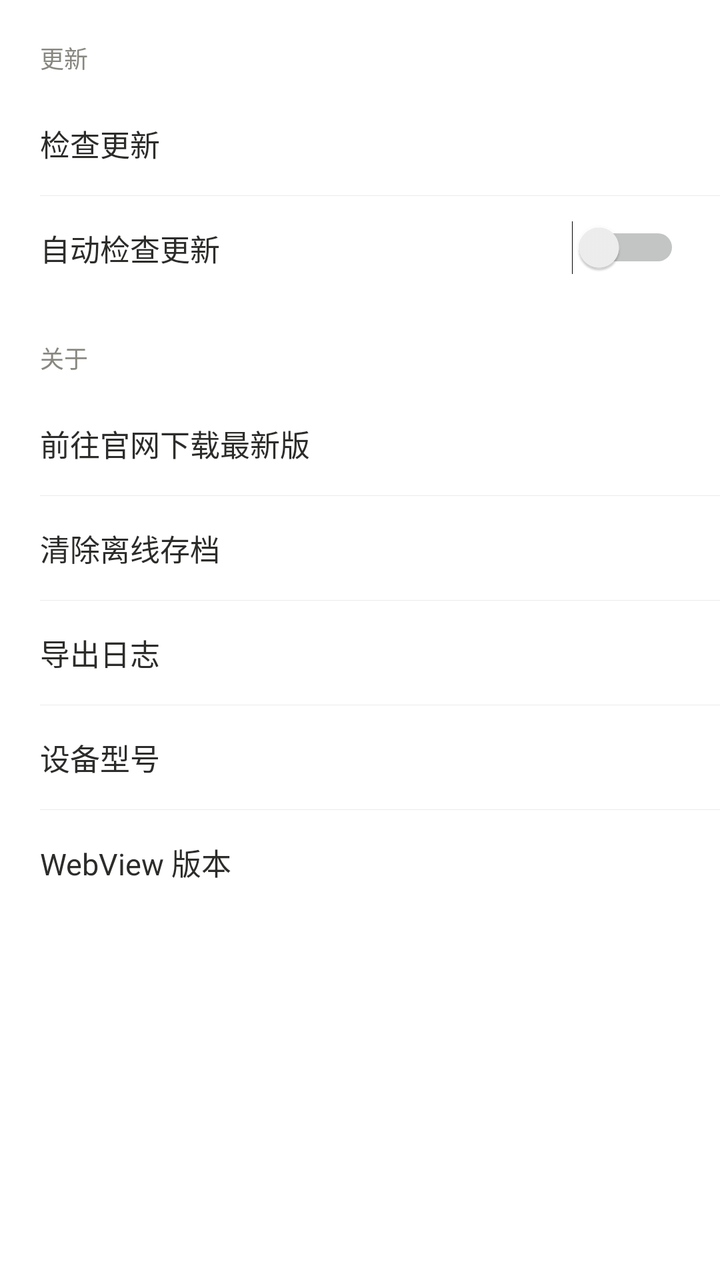
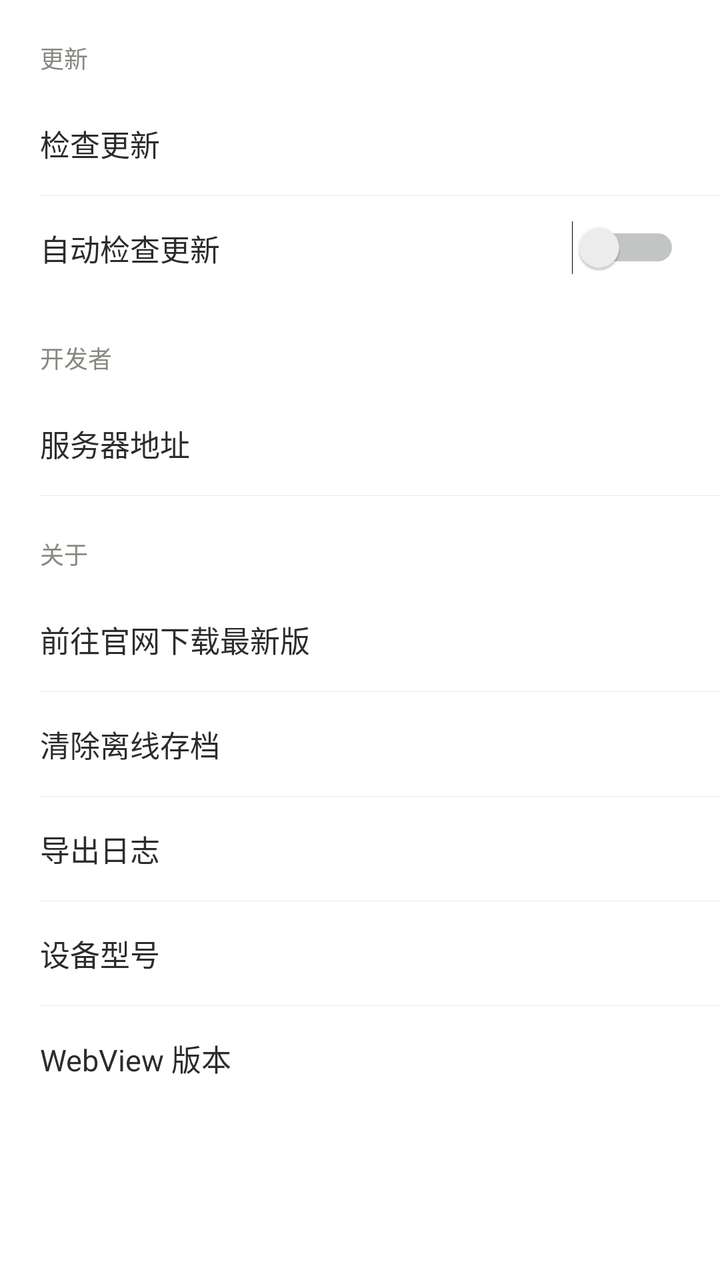

Screens rendered from an Android XML layout before and after an edit, with the pre-edit source and the edit as a unified diff.
<!-- AndroidManifest.xml: application theme AppTheme -->
<!-- res/layout/view_settings.xml -->
<?xml version="1.0" encoding="utf-8"?>
<ScrollView xmlns:android="http://schemas.android.com/apk/res/android"
    android:layout_width="match_parent"
    android:layout_height="match_parent"
    android:background="@color/page_bg"
    android:scrollbars="none">

    <LinearLayout
        android:layout_width="match_parent"
        android:layout_height="wrap_content"
        android:orientation="vertical"
        android:paddingBottom="24dp">

        <TextView
            style="@style/SettingGroupTitle"
            android:text="@string/settings_group_update" />

        <LinearLayout
            android:id="@+id/rowCheckUpdate"
            style="@style/SettingRow">

            <TextView
                android:layout_width="0dp"
                android:layout_height="wrap_content"
                android:layout_weight="1"
                android:text="@string/settings_check_update"
                android:textColor="@color/text_primary"
                android:textSize="15sp" />

            <TextView
                android:id="@+id/versionValue"
                android:layout_width="wrap_content"
                android:layout_height="wrap_content"
                android:textColor="@color/text_secondary"
                android:textSize="13sp" />
        </LinearLayout>

        <View
            android:layout_width="match_parent"
            android:layout_height="1px"
            android:layout_marginStart="20dp"
            android:background="@color/divider" />

        <LinearLayout style="@style/SettingRow">

            <TextView
                android:layout_width="0dp"
                android:layout_height="wrap_content"
                android:layout_weight="1"
                android:text="@string/settings_auto_check"
                android:textColor="@color/text_primary"
                android:textSize="15sp" />

            <Switch
                android:id="@+id/autoCheckUpdate"
                android:layout_width="wrap_content"
                android:layout_height="wrap_content" />
        </LinearLayout>

        <TextView
            style="@style/SettingGroupTitle"
            android:text="@string/settings_group_about" />

        <LinearLayout
            android:id="@+id/rowDownload"
            style="@style/SettingRow">

            <TextView
                android:layout_width="0dp"
                android:layout_height="wrap_content"
                android:layout_weight="1"
                android:text="@string/settings_download"
                android:textColor="@color/text_primary"
                android:textSize="15sp" />
        </LinearLayout>

        <View
            android:layout_width="match_parent"
            android:layout_height="1px"
            android:layout_marginStart="20dp"
            android:background="@color/divider" />

        <LinearLayout
            android:id="@+id/rowClearCache"
            style="@style/SettingRow">

            <TextView
                android:layout_width="0dp"
                android:layout_height="wrap_content"
                android:layout_weight="1"
                android:text="@string/settings_clear_cache"
                android:textColor="@color/text_primary"
                android:textSize="15sp" />
        </LinearLayout>

        <View
            android:layout_width="match_parent"
            android:layout_height="1px"
            android:layout_marginStart="20dp"
            android:background="@color/divider" />

        <LinearLayout
            android:id="@+id/rowExportLog"
            style="@style/SettingRow">

            <TextView
                android:layout_width="0dp"
                android:layout_height="wrap_content"
                android:layout_weight="1"
                android:text="@string/settings_export_log"
                android:textColor="@color/text_primary"
                android:textSize="15sp" />

            <TextView
                android:id="@+id/exportLogHint"
                android:layout_width="wrap_content"
                android:layout_height="wrap_content"
                android:textColor="@color/text_secondary"
                android:textSize="13sp" />
        </LinearLayout>

        <View
            android:layout_width="match_parent"
            android:layout_height="1px"
            android:layout_marginStart="20dp"
            android:background="@color/divider" />

        <LinearLayout
            android:id="@+id/rowDeviceModel"
            style="@style/SettingRow">

            <TextView
                android:layout_width="0dp"
                android:layout_height="wrap_content"
                android:layout_weight="1"
                android:text="@string/settings_device_model"
                android:textColor="@color/text_primary"
                android:textSize="15sp" />

            <TextView
                android:id="@+id/deviceModelValue"
                android:layout_width="wrap_content"
                android:layout_height="wrap_content"
                android:ellipsize="end"
                android:maxLines="1"
                android:textColor="@color/text_secondary"
                android:textSize="13sp" />
        </LinearLayout>

        <View
            android:layout_width="match_parent"
            android:layout_height="1px"
            android:layout_marginStart="20dp"
            android:background="@color/divider" />

        <LinearLayout
            android:id="@+id/rowWebView"
            style="@style/SettingRow">

            <TextView
                android:layout_width="0dp"
                android:layout_height="wrap_content"
                android:layout_weight="1"
                android:text="@string/settings_webview_version"
                android:textColor="@color/text_primary"
                android:textSize="15sp" />

            <TextView
                android:id="@+id/webViewValue"
                android:layout_width="wrap_content"
                android:layout_height="wrap_content"
                android:textColor="@color/text_secondary"
                android:textSize="13sp" />
        </LinearLayout>

        <TextView
            android:id="@+id/aboutText"
            android:layout_width="match_parent"
            android:layout_height="wrap_content"
            android:layout_marginTop="24dp"
            android:lineSpacingExtra="4dp"
            android:paddingStart="20dp"
            android:paddingEnd="20dp"
            android:textColor="@color/text_tertiary"
            android:textSize="12sp" />

    </LinearLayout>
</ScrollView>
<!-- resources referenced by this layout -->
<resources>
  <color name="divider">#14000000</color>
  <color name="page_bg">#FFFFFFFF</color>
  <color name="text_primary">#2C2C2A</color>
  <color name="text_secondary">#888780</color>
  <color name="text_tertiary">#B4B2A9</color>
  <string name="settings_auto_check">自动检查更新</string>
  <string name="settings_check_update">检查更新</string>
  <string name="settings_clear_cache">清除离线存档</string>
  <string name="settings_device_model">设备型号</string>
  <string name="settings_download">前往官网下载最新版</string>
  <string name="settings_export_log">导出日志</string>
  <string name="settings_group_about">关于</string>
  <string name="settings_group_update">更新</string>
  <string name="settings_webview_version">WebView 版本</string>
  <style name="SettingGroupTitle">
          <item name="android:layout_width">match_parent</item>
          <item name="android:layout_height">wrap_content</item>
          <item name="android:paddingStart">20dp</item>
          <item name="android:paddingTop">20dp</item>
          <item name="android:paddingEnd">20dp</item>
          <item name="android:paddingBottom">8dp</item>
          <item name="android:textSize">12sp</item>
          <item name="android:textColor">@color/text_secondary</item>
      </style>
  <style name="SettingRow">
          <item name="android:layout_width">match_parent</item>
          <item name="android:layout_height">52dp</item>
          <item name="android:orientation">horizontal</item>
          <item name="android:gravity">center_vertical</item>
          <item name="android:paddingStart">20dp</item>
          <item name="android:paddingEnd">20dp</item>
          <item name="android:background">?android:attr/selectableItemBackground</item>
      </style>
  <style name="AppTheme" parent="@android:style/Theme.DeviceDefault.Light.NoActionBar">
          <item name="android:windowBackground">@color/page_bg</item>
          <item name="android:statusBarColor">@color/tabbar_bg</item>
          <item name="android:navigationBarColor">@color/tabbar_bg</item>
          <item name="android:windowLightStatusBar">true</item>
          
          <item name="android:alertDialogTheme">@style/AppDialogTheme</item>
      </style>
  <color name="tabbar_bg">#FFFFFFFF</color>
  <style name="AppDialogTheme" parent="@android:style/Theme.DeviceDefault.Light.Dialog.Alert">
          <item name="android:colorBackgroundFloating">@color/page_bg</item>
          <item name="android:colorBackground">@color/page_bg</item>
      </style>
</resources>

<!-- the commit's change to res/layout/view_settings.xml (unified diff, before → after) -->
@@ -56,6 +56,40 @@
                 android:layout_width="wrap_content"
                 android:layout_height="wrap_content" />
         </LinearLayout>
+
+        <TextView
+            style="@style/SettingGroupTitle"
+            android:text="@string/settings_group_developer" />
+
+        <LinearLayout
+            android:id="@+id/rowServer"
+            style="@style/SettingRow">
+
+            <TextView
+                android:layout_width="0dp"
+                android:layout_height="wrap_content"
+                android:layout_weight="1"
+                android:text="@string/settings_server"
+                android:textColor="@color/text_primary"
+                android:textSize="15sp" />
+
+            <TextView
+                android:id="@+id/serverValue"
+                android:layout_width="wrap_content"
+                android:layout_height="wrap_content"
+                android:layout_marginStart="12dp"
+                android:ellipsize="middle"
+                android:maxWidth="200dp"
+                android:singleLine="true"
+                android:textColor="@color/text_secondary"
+                android:textSize="13sp" />
+        </LinearLayout>
+
+        <View
+            android:layout_width="match_parent"
+            android:layout_height="1px"
+            android:layout_marginStart="20dp"
+            android:background="@color/divider" />
 
         <TextView
             style="@style/SettingGroupTitle"
<!-- resource entries referenced after the edit -->
@@ -12,7 +12,9 @@
   <string name="settings_download">前往官网下载最新版</string>
   <string name="settings_export_log">导出日志</string>
   <string name="settings_group_about">关于</string>
+  <string name="settings_group_developer">开发者</string>
   <string name="settings_group_update">更新</string>
+  <string name="settings_server">服务器地址</string>
   <string name="settings_webview_version">WebView 版本</string>
   <style name="SettingGroupTitle">
           <item name="android:layout_width">match_parent</item>
